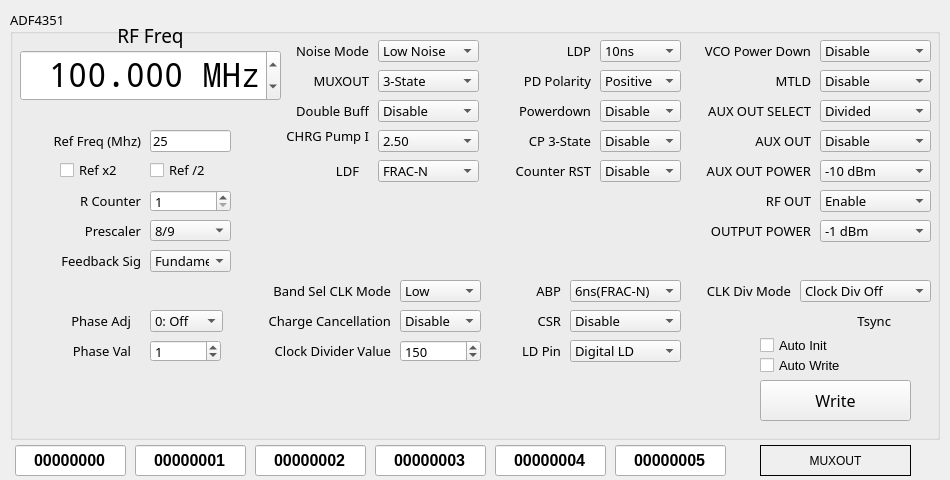
Ho-Ro/adf4351, file qtgui/usbio.ui: the form before one commit.
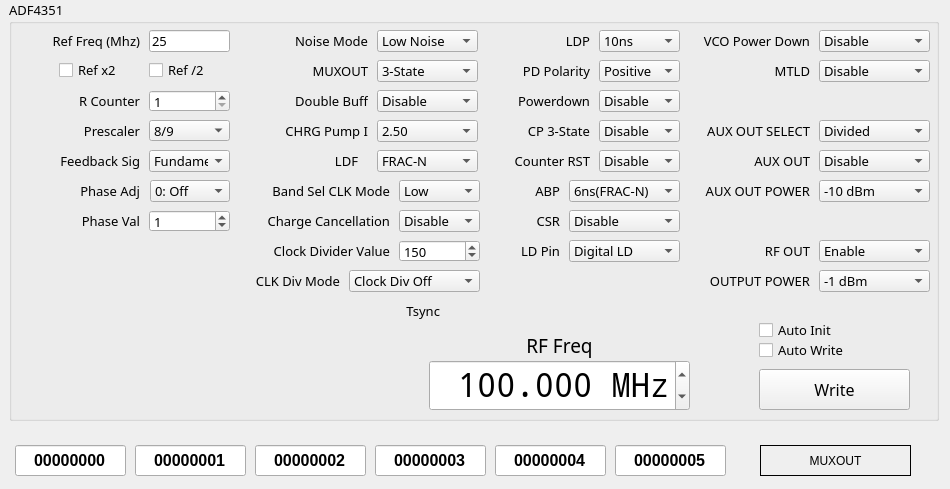
The form after the commit. Icons and pictures are not drawn.

Commit message: gui reformat, drop binary from git

Patch:
```diff
--- a/qtgui/usbio.ui
+++ b/qtgui/usbio.ui
@@ -7,7 +7,7 @@
     <x>0</x>
     <y>0</y>
     <width>950</width>
-    <height>480</height>
+    <height>489</height>
    </rect>
   </property>
   <property name="minimumSize">
@@ -30,33 +30,13 @@
     <normaloff>:/images/AD_64x64.png</normaloff>:/images/AD_64x64.png</iconset>
   </property>
   <widget class="QWidget" name="centralWidget">
-   <widget class="QFrame" name="frame">
-    <property name="enabled">
-     <bool>true</bool>
-    </property>
-    <property name="geometry">
-     <rect>
-      <x>5</x>
-      <y>5</y>
-      <width>940</width>
-      <height>440</height>
-     </rect>
-    </property>
-    <property name="font">
-     <font>
-      <pointsize>10</pointsize>
-     </font>
-    </property>
-    <property name="locale">
-     <locale language="C" country="AnyCountry"/>
-    </property>
     <widget class="QGroupBox" name="groupBox_main">
      <property name="geometry">
       <rect>
-       <x>5</x>
-       <y>5</y>
+      <x>9</x>
+      <y>0</y>
        <width>930</width>
-       <height>430</height>
+      <height>421</height>
       </rect>
      </property>
      <property name="font">
@@ -77,8 +57,8 @@
       </property>
       <property name="geometry">
        <rect>
-        <x>10</x>
-        <y>10</y>
+       <x>420</x>
+       <y>330</y>
         <width>261</width>
         <height>31</height>
        </rect>
@@ -100,7 +80,7 @@
       <property name="geometry">
        <rect>
         <x>750</x>
-        <y>370</y>
+       <y>369</y>
         <width>151</width>
         <height>41</height>
        </rect>
@@ -119,7 +99,7 @@
       <property name="geometry">
        <rect>
         <x>140</x>
-        <y>120</y>
+       <y>30</y>
         <width>81</width>
         <height>22</height>
        </rect>
@@ -135,7 +115,7 @@
       <property name="geometry">
        <rect>
         <x>140</x>
-        <y>210</y>
+       <y>120</y>
         <width>81</width>
         <height>21</height>
        </rect>
@@ -158,7 +138,7 @@
       <property name="geometry">
        <rect>
         <x>140</x>
-        <y>180</y>
+       <y>90</y>
         <width>81</width>
         <height>22</height>
        </rect>
@@ -180,7 +160,7 @@
       <property name="geometry">
        <rect>
         <x>140</x>
-        <y>240</y>
+       <y>150</y>
         <width>81</width>
         <height>22</height>
        </rect>
@@ -562,7 +542,7 @@
       <property name="geometry">
        <rect>
         <x>810</x>
-        <y>90</y>
+       <y>120</y>
         <width>111</width>
         <height>22</height>
        </rect>
@@ -582,7 +562,7 @@
       <property name="geometry">
        <rect>
         <x>810</x>
-        <y>120</y>
+       <y>150</y>
         <width>111</width>
         <height>22</height>
        </rect>
@@ -602,7 +582,7 @@
       <property name="geometry">
        <rect>
         <x>810</x>
-        <y>150</y>
+       <y>180</y>
         <width>111</width>
         <height>22</height>
        </rect>
@@ -632,7 +612,7 @@
       <property name="geometry">
        <rect>
         <x>810</x>
-        <y>180</y>
+       <y>240</y>
         <width>111</width>
         <height>22</height>
        </rect>
@@ -655,7 +635,7 @@
       <property name="geometry">
        <rect>
         <x>810</x>
-        <y>210</y>
+       <y>270</y>
         <width>111</width>
         <height>22</height>
        </rect>
@@ -688,7 +668,7 @@
       <property name="geometry">
        <rect>
         <x>390</x>
-        <y>270</y>
+       <y>180</y>
         <width>81</width>
         <height>22</height>
        </rect>
@@ -708,7 +688,7 @@
       <property name="geometry">
        <rect>
         <x>560</x>
-        <y>270</y>
+       <y>180</y>
         <width>111</width>
         <height>22</height>
        </rect>
@@ -728,7 +708,7 @@
       <property name="geometry">
        <rect>
         <x>560</x>
-        <y>300</y>
+       <y>210</y>
         <width>111</width>
         <height>22</height>
        </rect>
@@ -748,7 +728,7 @@
       <property name="geometry">
        <rect>
         <x>390</x>
-        <y>300</y>
+       <y>210</y>
         <width>81</width>
         <height>22</height>
        </rect>
@@ -768,7 +748,7 @@
       <property name="geometry">
        <rect>
         <x>390</x>
-        <y>330</y>
+       <y>240</y>
         <width>81</width>
         <height>22</height>
        </rect>
@@ -784,7 +764,7 @@
       <property name="geometry">
        <rect>
         <x>560</x>
-        <y>330</y>
+       <y>240</y>
         <width>111</width>
         <height>22</height>
        </rect>
@@ -816,9 +796,9 @@
      <widget class="QComboBox" name="comboBox_phase_adjust">
       <property name="geometry">
        <rect>
-        <x>140</x>
-        <y>300</y>
-        <width>73</width>
+       <x>141</x>
+       <y>180</y>
+       <width>80</width>
         <height>22</height>
        </rect>
       </property>
@@ -836,7 +816,7 @@
      <widget class="QComboBox" name="comboBox_CLK_div_mode">
       <property name="geometry">
        <rect>
-        <x>790</x>
+       <x>340</x>
         <y>270</y>
         <width>131</width>
         <height>22</height>
@@ -870,7 +850,7 @@
       <property name="geometry">
        <rect>
         <x>10</x>
-        <y>120</y>
+       <y>30</y>
         <width>121</width>
         <height>21</height>
        </rect>
@@ -895,7 +875,7 @@
       <property name="geometry">
        <rect>
         <x>50</x>
-        <y>180</y>
+       <y>90</y>
         <width>81</width>
         <height>21</height>
        </rect>
@@ -920,7 +900,7 @@
       <property name="geometry">
        <rect>
         <x>50</x>
-        <y>210</y>
+       <y>120</y>
         <width>81</width>
         <height>21</height>
        </rect>
@@ -945,7 +925,7 @@
       <property name="geometry">
        <rect>
         <x>20</x>
-        <y>240</y>
+       <y>150</y>
         <width>111</width>
         <height>21</height>
        </rect>
@@ -967,7 +947,7 @@
       <property name="geometry">
        <rect>
         <x>50</x>
-        <y>150</y>
+       <y>60</y>
         <width>81</width>
         <height>20</height>
        </rect>
@@ -982,8 +962,8 @@
       </property>
       <property name="geometry">
        <rect>
-        <x>40</x>
-        <y>300</y>
+       <x>50</x>
+       <y>180</y>
         <width>81</width>
         <height>21</height>
        </rect>
@@ -1005,7 +985,7 @@
       <property name="geometry">
        <rect>
         <x>140</x>
-        <y>150</y>
+       <y>60</y>
         <width>81</width>
         <height>20</height>
        </rect>
@@ -1018,8 +998,8 @@
       <property name="geometry">
        <rect>
         <x>140</x>
-        <y>330</y>
-        <width>71</width>
+       <y>210</y>
+       <width>81</width>
         <height>22</height>
        </rect>
       </property>
@@ -1039,8 +1019,8 @@
       </property>
       <property name="geometry">
        <rect>
-        <x>40</x>
-        <y>330</y>
+       <x>50</x>
+       <y>210</y>
         <width>81</width>
         <height>21</height>
        </rect>
@@ -1165,7 +1145,7 @@
       <property name="geometry">
        <rect>
         <x>248</x>
-        <y>110</y>
+       <y>115</y>
         <width>111</width>
         <height>31</height>
        </rect>
@@ -1315,7 +1295,7 @@
       <property name="geometry">
        <rect>
         <x>230</x>
-        <y>270</y>
+       <y>180</y>
         <width>151</width>
         <height>21</height>
        </rect>
@@ -1340,7 +1320,7 @@
       <property name="geometry">
        <rect>
         <x>220</x>
-        <y>300</y>
+       <y>210</y>
         <width>161</width>
         <height>21</height>
        </rect>
@@ -1365,7 +1345,7 @@
       <property name="geometry">
        <rect>
         <x>510</x>
-        <y>270</y>
+       <y>180</y>
         <width>41</width>
         <height>21</height>
        </rect>
@@ -1390,7 +1370,7 @@
       <property name="geometry">
        <rect>
         <x>510</x>
-        <y>300</y>
+       <y>210</y>
         <width>41</width>
         <height>21</height>
        </rect>
@@ -1415,7 +1395,7 @@
       <property name="geometry">
        <rect>
         <x>220</x>
-        <y>330</y>
+       <y>240</y>
         <width>161</width>
         <height>21</height>
        </rect>
@@ -1439,7 +1419,7 @@
       </property>
       <property name="geometry">
        <rect>
-        <x>670</x>
+       <x>220</x>
         <y>270</y>
         <width>111</width>
         <height>21</height>
@@ -1465,7 +1445,7 @@
       <property name="geometry">
        <rect>
         <x>500</x>
-        <y>330</y>
+       <y>240</y>
         <width>51</width>
         <height>21</height>
        </rect>
@@ -1540,7 +1520,7 @@
       <property name="geometry">
        <rect>
         <x>690</x>
-        <y>90</y>
+       <y>120</y>
         <width>111</width>
         <height>21</height>
        </rect>
@@ -1565,7 +1545,7 @@
       <property name="geometry">
        <rect>
         <x>710</x>
-        <y>120</y>
+       <y>150</y>
         <width>91</width>
         <height>21</height>
        </rect>
@@ -1590,7 +1570,7 @@
       <property name="geometry">
        <rect>
         <x>680</x>
-        <y>150</y>
+       <y>180</y>
         <width>121</width>
         <height>21</height>
        </rect>
@@ -1615,7 +1595,7 @@
       <property name="geometry">
        <rect>
         <x>720</x>
-        <y>180</y>
+       <y>240</y>
         <width>81</width>
         <height>21</height>
        </rect>
@@ -1640,7 +1620,7 @@
       <property name="geometry">
        <rect>
         <x>690</x>
-        <y>210</y>
+       <y>270</y>
         <width>111</width>
         <height>21</height>
        </rect>
@@ -1661,8 +1641,8 @@
      <widget class="QDoubleSpinBox" name="doubleSpinBox_FREQUENCY">
       <property name="geometry">
        <rect>
-        <x>10</x>
-        <y>40</y>
+       <x>420</x>
+       <y>360</y>
         <width>261</width>
         <height>51</height>
        </rect>
@@ -1679,6 +1659,12 @@
       <property name="alignment">
        <set>Qt::AlignRight|Qt::AlignTrailing|Qt::AlignVCenter</set>
       </property>
+     <property name="accelerated">
+      <bool>true</bool>
+     </property>
+     <property name="showGroupSeparator" stdset="0">
+      <bool>true</bool>
+     </property>
       <property name="suffix">
        <string> MHz</string>
       </property>
@@ -1707,7 +1693,7 @@
       </property>
       <property name="geometry">
        <rect>
-        <x>670</x>
+       <x>220</x>
         <y>300</y>
         <width>211</width>
         <height>21</height>
@@ -1726,25 +1712,11 @@
        <set>Qt::AlignRight|Qt::AlignTrailing|Qt::AlignVCenter</set>
       </property>
      </widget>
-    </widget>
-    <widget class="QCheckBox" name="checkBox_autoinit">
-     <property name="geometry">
-      <rect>
-       <x>755</x>
-       <y>330</y>
-       <width>121</width>
-       <height>20</height>
-      </rect>
-     </property>
-     <property name="text">
-      <string>Auto Init</string>
-     </property>
-    </widget>
     <widget class="QCheckBox" name="checkBox_autotx">
      <property name="geometry">
       <rect>
-       <x>755</x>
-       <y>350</y>
+       <x>750</x>
+       <y>340</y>
        <width>121</width>
        <height>20</height>
       </rect>
@@ -1753,6 +1725,19 @@
       <string>Auto Write</string>
      </property>
     </widget>
+    <widget class="QCheckBox" name="checkBox_autoinit">
+     <property name="geometry">
+      <rect>
+       <x>750</x>
+       <y>320</y>
+       <width>121</width>
+       <height>20</height>
+      </rect>
+     </property>
+     <property name="text">
+      <string>Auto Init</string>
+     </property>
+    </widget>
    </widget>
    <widget class="QLineEdit" name="line_reg0">
     <property name="geometry">
```
Left out of the diff: 88 changed lines with no effect on the pictures. Lines whose indentation alone changed are shown as unchanged. The commit also changes 4 other files.
